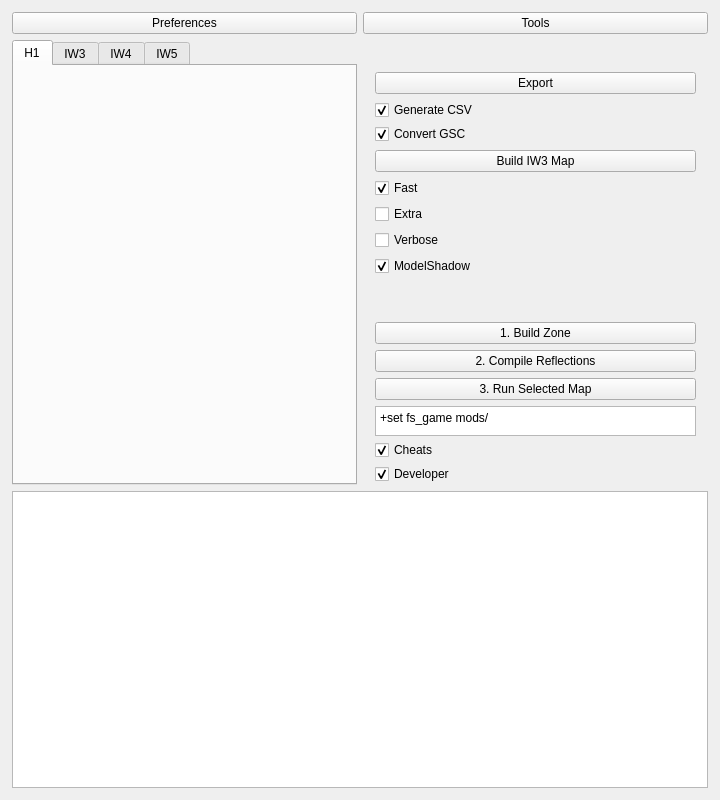
Qt form src/H1ModTools.ui (Joelrau/H1ModTools) before a commit.
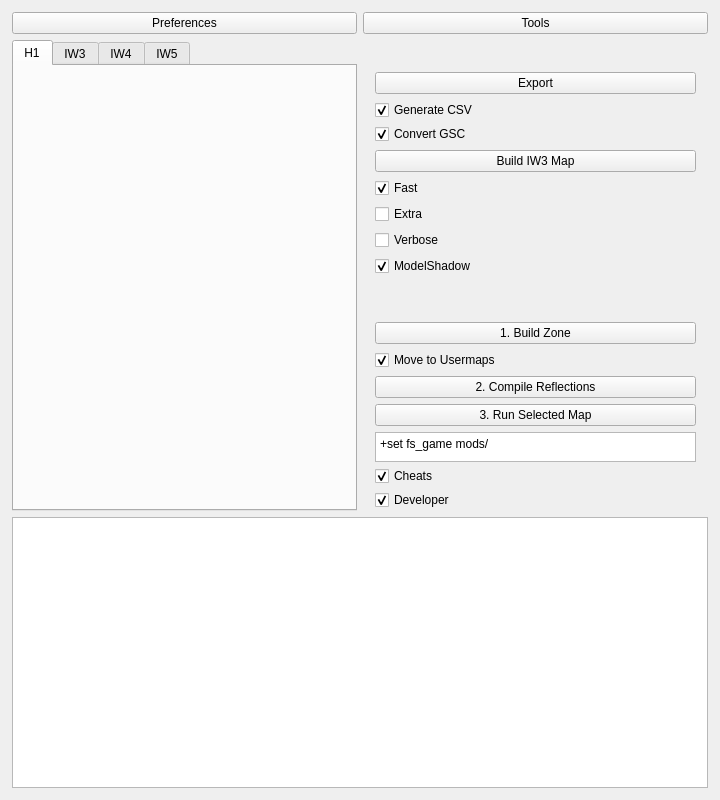
The same form after that commit. Icons and pictures are not drawn.

Commit message: add optional Move to Usermaps button

Patch:
```diff
--- a/src/H1ModTools.ui
+++ b/src/H1ModTools.ui
@@ -238,6 +238,16 @@
          </property>
         </widget>
        </item>
+       <item>
+        <widget class="QCheckBox" name="moveToUsermapsCheckBox">
+         <property name="text">
+          <string>Move to Usermaps</string>
+         </property>
+         <property name="checked">
+          <bool>true</bool>
+         </property>
+        </widget>
+       </item>
        <item>
         <widget class="QPushButton" name="compileReflectionsButton">
          <property name="text">
```
The commit also changes 1 other file.
